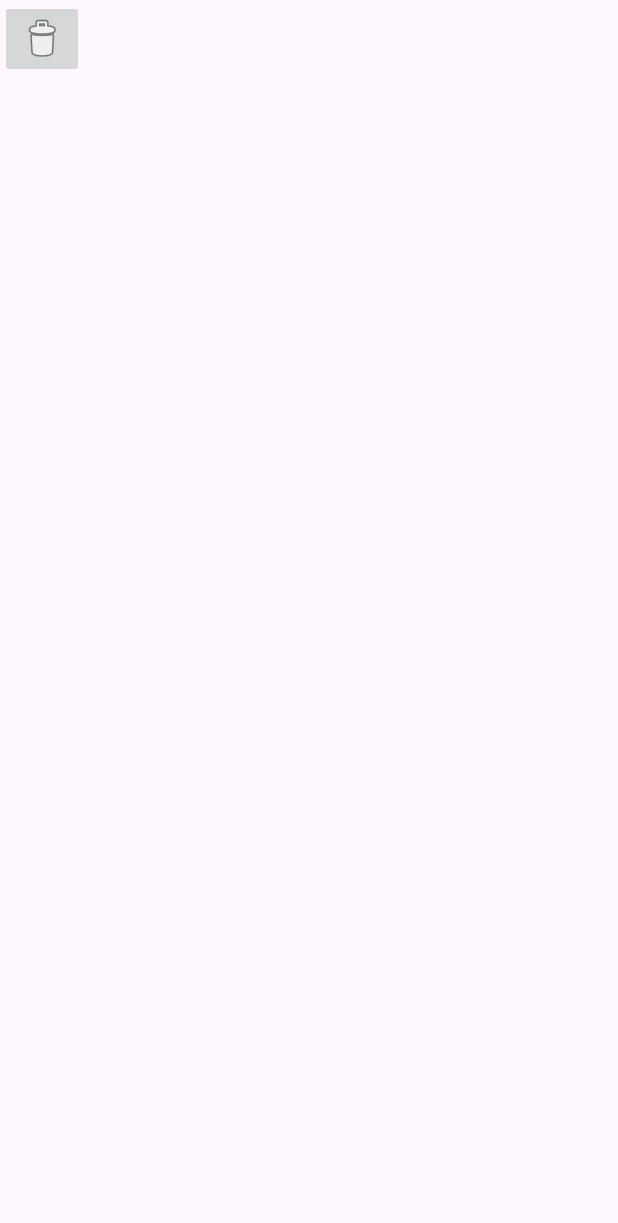
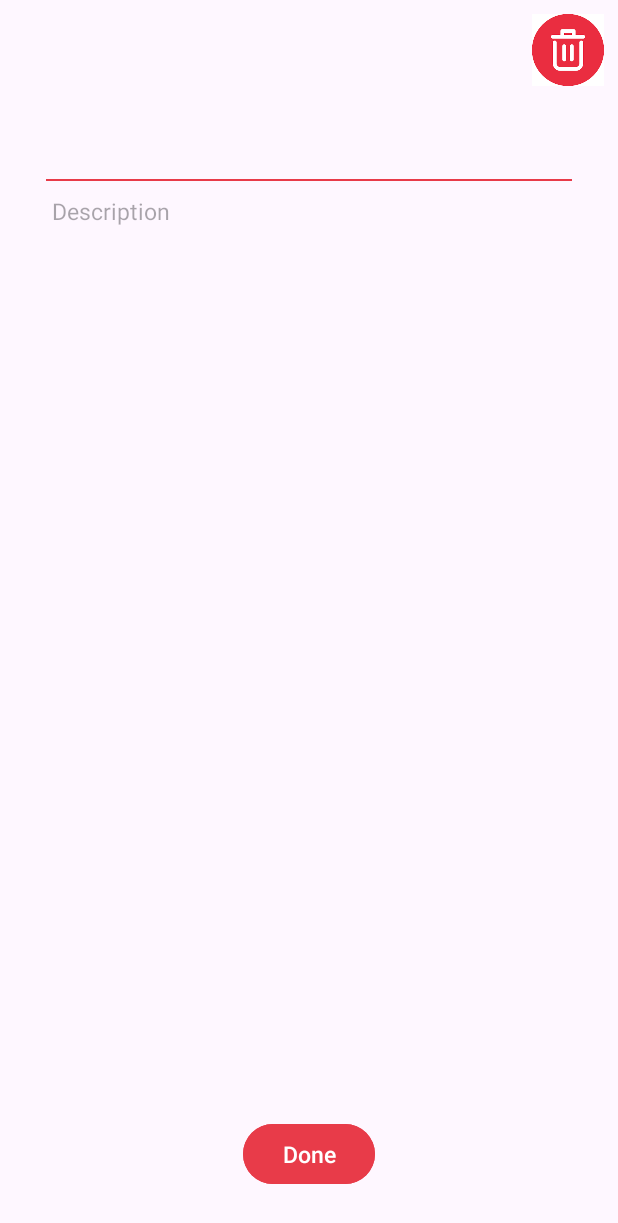
Before and after one commit to bisma-im/CODSOFT, an Android app: the TaskView screen opened directly, with no data from a screen before it, on a phone screen of 412 x 824 dp. Shown: the top 1223 px of the screen. Run offline under Robolectric (Android 15) with nearby library versions, the phone set to English and light mode, and no system bars; 4 statements that could not run were skipped.

Commit message:
Enabled delete and edit title and description options.

```diff
--- a/app/src/main/java/com/example/codsoft/HomePage.java
+++ b/app/src/main/java/com/example/codsoft/HomePage.java
@@ -5,6 +5,7 @@ import androidx.appcompat.app.AppCompatActivity;
 import android.content.Intent;
 import android.content.SharedPreferences;
 import android.os.Bundle;
+import android.util.Log;
 import android.view.View;
 import android.widget.AdapterView;
 import android.widget.Button;
@@ -54,7 +55,9 @@ public class HomePage extends AppCompatActivity {
         listView.setOnItemClickListener(new AdapterView.OnItemClickListener() {
             @Override
             public void onItemClick(AdapterView<?> parent, View view, int position, long id) {
+                Log.e("Listview", "Error message");
                 Bundle bundle = new Bundle();
+                bundle.putInt("position", position);
                 bundle.putString("title", tasks.get(position).getTitle());
                 bundle.putString("description", tasks.get(position).getDescription());
                 Intent intent = new Intent(HomePage.this, TaskView.class);
--- a/app/src/main/java/com/example/codsoft/TaskView.java
+++ b/app/src/main/java/com/example/codsoft/TaskView.java
@@ -1,14 +1,92 @@
 package com.example.codsoft;
-
 import androidx.appcompat.app.AppCompatActivity;
-
+import android.content.SharedPreferences;
+import android.graphics.Color;
 import android.os.Bundle;
+import android.view.View;
+import android.widget.Button;
+import android.widget.EditText;
+import android.widget.ImageButton;
+import com.google.gson.Gson;
+import com.google.gson.reflect.TypeToken;
+import java.lang.reflect.Type;
+import java.util.ArrayList;
 
 public class TaskView extends AppCompatActivity {
-
+    EditText editTitle, editDescription;
+    Button done;
+    ImageButton delete;
     @Override
     protected void onCreate(Bundle savedInstanceState) {
         super.onCreate(savedInstanceState);
         setContentView(R.layout.activity_task_view);
+        editTitle = findViewById(R.id.editTitle);
+        editDescription = findViewById(R.id.editDescription);
+        done = findViewById(R.id.done);
+        delete = findViewById(R.id.delete);
+        String title = getIntent().getExtras().getString("title");
+        String description = getIntent().getExtras().getString("description");
+        final int position = getIntent().getExtras().getInt("position", -1);
+
+        editTitle.setText(title);
+        if(description.isEmpty()){
+            editDescription.setHint("Description");
+        }
+        else{
+            editDescription.setText(description);
+        }
+
+        delete.setOnClickListener(new View.OnClickListener() {
+            @Override
+            public void onClick(View v) {
+                if (position != -1) {
+                    deleteTask(position);
+                }
+            }
+        });
+
+        done.setOnClickListener(new View.OnClickListener() {
+            @Override
+            public void onClick(View v) {
+                SharedPreferences sharedPreferences = getSharedPreferences(ToDoListMainActivity.PREFS_NAME, MODE_PRIVATE);
+                String jsonTasks = sharedPreferences.getString("tasks", null);
+                Gson gson = new Gson();
+
+                if (jsonTasks != null) {
+                    Type type = new TypeToken<ArrayList<Task>>(){}.getType();
+                    ArrayList<Task> tasks = gson.fromJson(jsonTasks, type);
+
+                    Task task = tasks.get(position);
+                    task.setTitle(editTitle.getText().toString());
+                    task.setDescription(editDescription.getText().toString());
+
+                    SharedPreferences.Editor editor = sharedPreferences.edit();
+                    String updatedJsonTasks = gson.toJson(tasks);
+                    editor.putString("tasks", updatedJsonTasks);
+                    editor.apply();
+
+                    finish();
+                }
+            }
+        });
+    }
+    private void deleteTask(int position) {
+        SharedPreferences sharedPreferences = getSharedPreferences(ToDoListMainActivity.PREFS_NAME, MODE_PRIVATE);
+        String jsonTasks = sharedPreferences.getString("tasks", null);
+        Gson gson = new Gson();
+
+        if (jsonTasks != null) {
+            Type type = new TypeToken<ArrayList<Task>>(){}.getType();
+            ArrayList<Task> tasks = gson.fromJson(jsonTasks, type);
+
+            tasks.remove(position);
+
+            SharedPreferences.Editor editor = sharedPreferences.edit();
+            String updatedJsonTasks = gson.toJson(tasks);
+            editor.putString("tasks", updatedJsonTasks);
+            editor.apply();
+
+            finish();
+        }
     }
 }
--- a/app/src/main/res/layout/activity_home_page.xml
+++ b/app/src/main/res/layout/activity_home_page.xml
@@ -29,8 +29,7 @@
         android:id="@+id/listView"
         android:layout_width="match_parent"
         android:layout_height="wrap_content"
-        android:layout_margin="4dp"
-        android:divider="#00000000"
+        android:divider="@color/white"
         android:layout_weight="1"/>
 
     <Button
--- a/app/src/main/res/layout/activity_task_view.xml
+++ b/app/src/main/res/layout/activity_task_view.xml
@@ -5,12 +5,62 @@
     android:layout_width="match_parent"
     android:layout_height="match_parent"
     android:orientation="vertical"
+    android:padding="5dp"
     tools:context=".TaskView">
 
     <ImageButton
-        android:id="@+id/imageButton"
+        android:id="@+id/delete"
+        android:layout_width="48dp"
+        android:layout_height="48dp"
+        android:contentDescription="delete button"
+        android:scaleType="fitCenter"
+        android:background="#00000000"
+        android:layout_gravity="right"
+        android:layout_margin="4dp"
+        android:src="@drawable/delete_button" />
+
+    <EditText
+        android:id="@+id/editTitle"
+        android:layout_width="match_parent"
+        android:layout_height="50dp"
+        android:inputType="text"
+        android:background="@null"
+        android:paddingLeft="25dp"
+        android:paddingRight="25dp"
+        android:textSize="20sp"
+        android:layout_margin="4dp"
+        android:text="Title" />
+
+    <View
+        android:layout_width="match_parent"
+        android:layout_height="1dp"
+        android:layout_marginRight="25dp"
+        android:layout_marginLeft="25dp"
+        android:background="#e83b49"/>
+
+    <EditText
+        android:id="@+id/editDescription"
+        android:layout_width="match_parent"
+        android:layout_height="wrap_content"
+        android:inputType="text"
+        android:background="@null"
+        android:layout_weight="1"
+        android:paddingLeft="25dp"
+        android:paddingRight="25dp"
+        android:paddingTop="5dp"
+        android:textSize="15sp"
+        android:gravity="start"
+        android:layout_margin="4dp"
+        android:hint="Description" />
+
+    <Button
+        android:id="@+id/done"
         android:layout_width="wrap_content"
-        android:layout_height="wrap_content"
-        android:contentDescription="delete button"
-        android:src="@android:drawable/ic_menu_delete"/>
+        android:layout_height="48dp"
+        android:textSize="15sp"
+        android:textColor="@color/white"
+        android:layout_margin="25dp"
+        android:backgroundTint="#e83b49"
+        android:layout_gravity="center_horizontal"
+        android:text="Done" />
 </LinearLayout>
--- a/app/src/main/res/layout/custom_list_cell.xml
+++ b/app/src/main/res/layout/custom_list_cell.xml
@@ -9,7 +9,9 @@
         android:layout_height="wrap_content"
         android:orientation="horizontal"
         android:padding="5dp"
+        android:layout_margin="4dp"
         android:background="@drawable/borders_linear_layout"
+        android:descendantFocusability="blocksDescendants"
         android:weightSum="7">
 
         <LinearLayout
@@ -52,7 +54,6 @@
             android:gravity="center_vertical"
             android:padding="5dp"
             android:textStyle="bold"
-
             android:text="Dentist Appointment"
             android:textSize="15sp" />
 
```
Also changed, not shown: app/src/main/res/drawable/delete_button.png.
